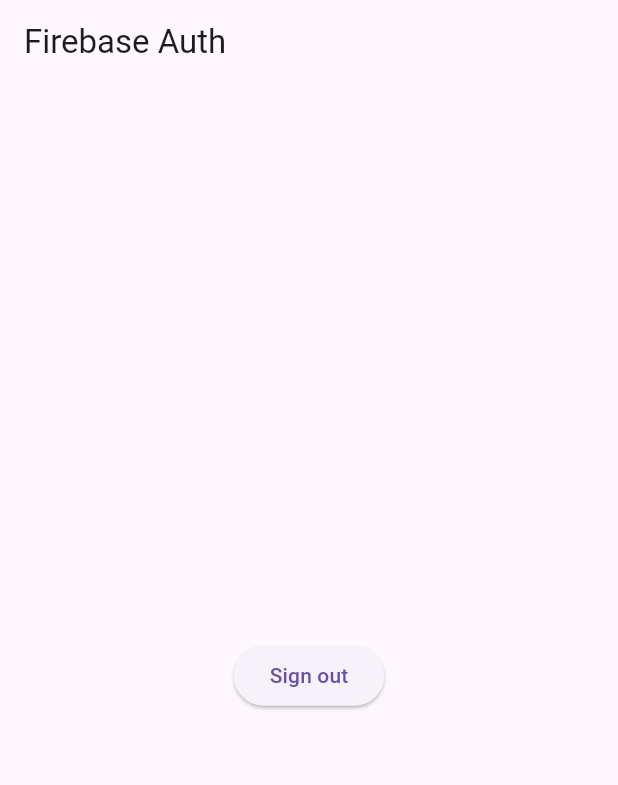
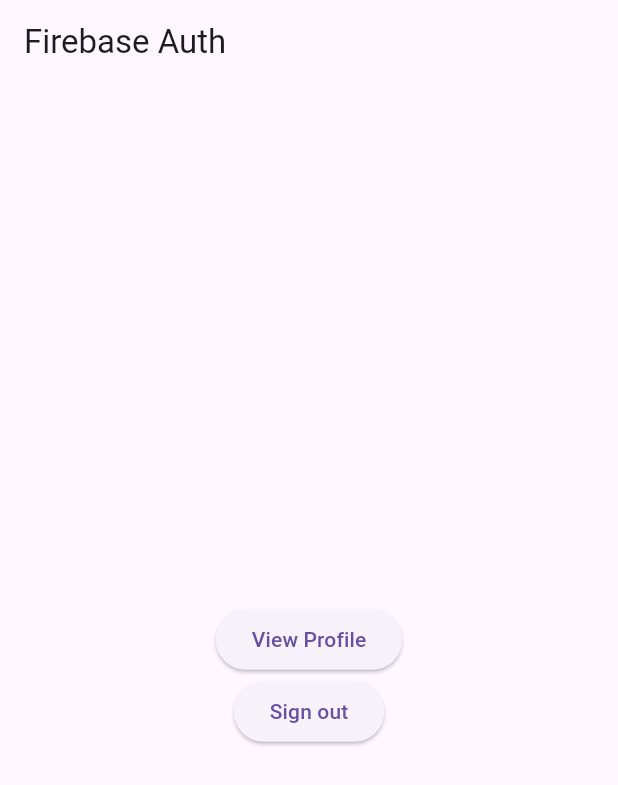
Before and after one commit to Israel-Shingenge/Hockey-Association, a Flutter app: the screen it shows once a user with an empty profile is signed in, on a phone screen of 412 x 824 dp. Shown: the top 785 px of the screen. Run offline on Flutter 3.47's test engine with Material 3 defaults, Android fonts, the phone set to English and light mode, and no system bars; our stand-ins replace cloud_firestore, firebase_auth, firebase_core; accounts and stored records are empty.

Commit message:
data retrival for profile

```diff
--- a/lib/authentication/home_page.dart
+++ /dev/null
@@ -1,51 +0,0 @@
-import 'package:firebase_auth/firebase_auth.dart';
-import 'package:hockey_union/authentication/auth.dart';
-import 'package:flutter/material.dart';
-
-class HomePage extends StatelessWidget {
-  HomePage ({super.key});
-
-  final User? user = Auth().currentUser;
-
-  Future<void> signOut()async {
-      await Auth().signOut();
-    }
-
-    Widget _title (){
-      return const Text ('Firebase Auth');
-    }
-
-     Widget _userUid (){
-      return Text(user?.email?? 'User email');
-    }
-
-     Widget _signOutButton (){
-      return ElevatedButton(
-      onPressed: signOut,
-      child: const Text('Sign out'));
-    }
-
- @override
-Widget build(BuildContext context) {
-  return Scaffold(
-    appBar: AppBar(
-      title: _title(),
-    ),
-    body: Container(
-      height: double.infinity,
-      width: double.infinity,
-      padding: const EdgeInsets.all(20),
-      child: Column(
-        crossAxisAlignment: CrossAxisAlignment.center,
-        mainAxisAlignment: MainAxisAlignment.center,
-        children: <Widget>[
-          _userUid(),
-          _signOutButton(),
-        ],
-      ),
-    ),
-  );
-}
-
-
-}
--- /dev/null
+++ b/lib/home/home_page.dart
@@ -0,0 +1,65 @@
+import 'package:firebase_auth/firebase_auth.dart';
+import 'package:hockey_union/authentication/auth.dart';
+import 'package:flutter/material.dart';
+import 'package:hockey_union/profile/profile.dart';
+
+class HomePage extends StatelessWidget {
+  HomePage({super.key});
+
+  final User? user = Auth().currentUser;
+
+  Future<void> signOut() async {
+    await Auth().signOut();
+  }
+
+  Widget _title() {
+    return const Text('Firebase Auth');
+  }
+
+  Widget _userUid() {
+    return Text(user?.email ?? 'User email');
+  }
+
+  Widget _signOutButton() {
+    return ElevatedButton(
+      onPressed: signOut,
+      child: const Text('Sign out'),
+    );
+  }
+
+  // Button to view the profile page
+  Widget _viewProfileButton(BuildContext context) {
+    return ElevatedButton(
+      onPressed: () {
+        Navigator.push(
+          context,
+          MaterialPageRoute(builder: (_) => const ProfilePage()), // Navigate to ProfilePage
+        );
+      },
+      child: const Text('View Profile'),
+    );
+  }
+
+  @override
+  Widget build(BuildContext context) {
+    return Scaffold(
+      appBar: AppBar(
+        title: _title(),
+      ),
+      body: Container(
+        height: double.infinity,
+        width: double.infinity,
+        padding: const EdgeInsets.all(20),
+        child: Column(
+          crossAxisAlignment: CrossAxisAlignment.center,
+          mainAxisAlignment: MainAxisAlignment.center,
+          children: <Widget>[
+            _userUid(),
+            _viewProfileButton(context), // Add the View Profile button
+            _signOutButton(),
+          ],
+        ),
+      ),
+    );
+  }
+}
--- a/lib/widget_tree.dart
+++ b/lib/widget_tree.dart
@@ -1,6 +1,6 @@
 import 'package:firebase_auth/firebase_auth.dart';
 import 'package:hockey_union/authentication/auth.dart';
-import 'package:hockey_union/authentication/home_page.dart';
+import 'package:hockey_union/home/home_page.dart';
 import 'package:hockey_union/authentication/login_register.dart';
 import 'package:flutter/material.dart';
 
```
Also changed, not shown: lib/profile/profile.dart (added, +138 -0 lines).
